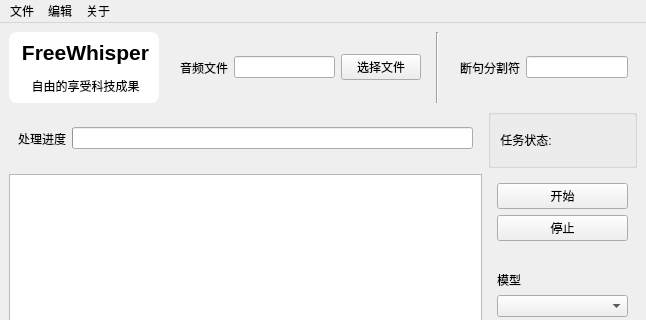
Above: assets/main.ui from CDU-Ge/FreeWhisper before the change; both pictures show x 0 to 646 and y 0 to 320 of the 646 by 593 pixel window. Below: the same form after it.
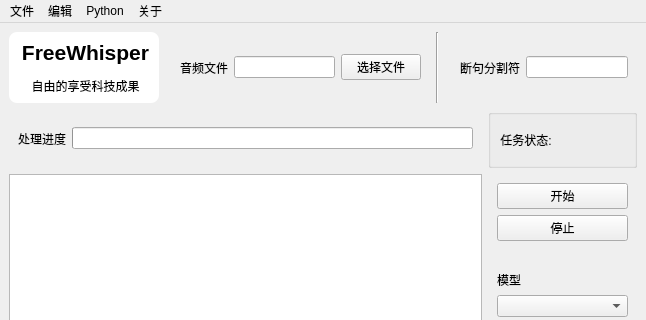
That is the form after the change. Custom widgets are drawn as their Qt base class.

Commit message: Update UI menu with Python actions

Diff of the .ui file:
```diff
--- a/assets/main.ui
+++ b/assets/main.ui
@@ -294,8 +294,20 @@
     </property>
     <addaction name="actionclear"/>
    </widget>
+   <widget class="QMenu" name="menu_py">
+    <property name="title">
+     <string>Python</string>
+    </property>
+    <addaction name="actioncheck"/>
+    <addaction name="actioninstall"/>
+    <addaction name="actionupdate"/>
+    <addaction name="actionuninstall"/>
+    <addaction name="separator"/>
+    <addaction name="actionversion"/>
+   </widget>
    <addaction name="menu_file"/>
    <addaction name="menu_edit"/>
+   <addaction name="menu_py"/>
    <addaction name="menu_about"/>
   </widget>
   <widget class="QStatusBar" name="statusbar"/>
```
Left out of the diff: 25 changed lines with no effect on the pictures. The commit also changes 1 other file.
